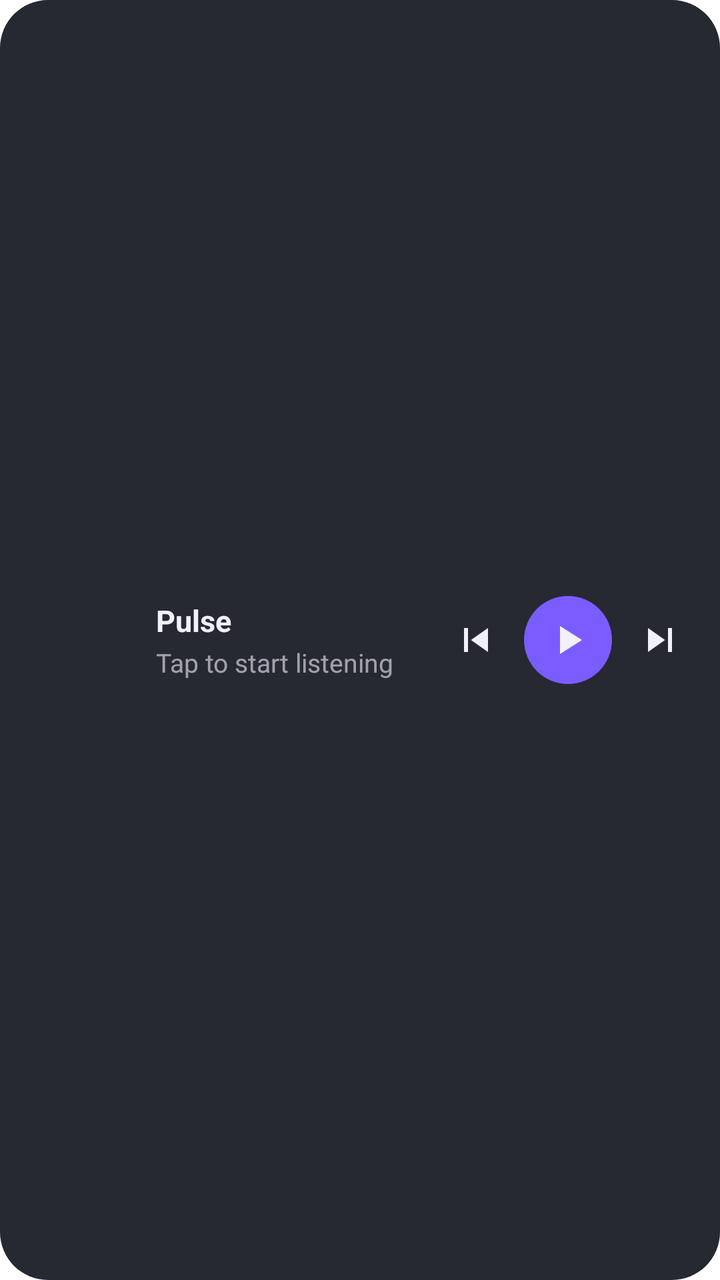
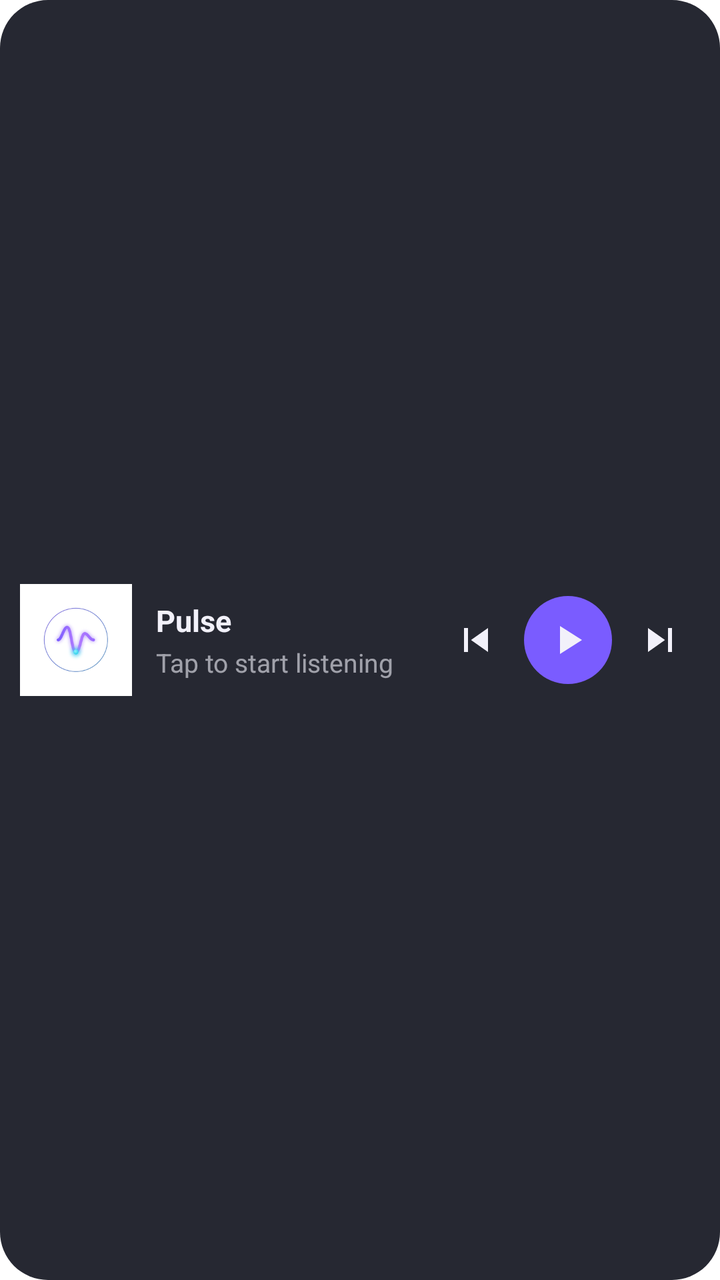

Compare the two renders of this Android layout. The source of the first and the diff that turns it into the second are given below.
<!-- AndroidManifest.xml: fallback theme Theme.MaterialComponents.DayNight.NoActionBar -->
<!-- res/layout/pulse_widget.xml -->
<?xml version="1.0" encoding="utf-8"?>
<LinearLayout xmlns:android="http://schemas.android.com/apk/res/android"
    android:id="@+id/widget_root"
    android:layout_width="match_parent"
    android:layout_height="match_parent"
    android:background="@drawable/widget_background"
    android:gravity="center_vertical"
    android:orientation="horizontal"
    android:padding="10dp">

    <ImageView
        android:id="@+id/widget_art"
        android:layout_width="56dp"
        android:layout_height="56dp"
        android:contentDescription="@string/widget_art_description"
        android:scaleType="centerCrop"
        android:src="@mipmap/launcher_icon" />

    <LinearLayout
        android:layout_width="0dp"
        android:layout_height="wrap_content"
        android:layout_marginStart="12dp"
        android:layout_weight="1"
        android:orientation="vertical">

        <TextView
            android:id="@+id/widget_title"
            android:layout_width="match_parent"
            android:layout_height="wrap_content"
            android:ellipsize="end"
            android:maxLines="1"
            android:text="@string/app_name_widget"
            android:textColor="#F2F1FA"
            android:textSize="15sp"
            android:textStyle="bold" />

        <TextView
            android:id="@+id/widget_artist"
            android:layout_width="match_parent"
            android:layout_height="wrap_content"
            android:layout_marginTop="2dp"
            android:ellipsize="end"
            android:maxLines="1"
            android:text="@string/widget_idle"
            android:textColor="#99F2F1FA"
            android:textSize="13sp" />
    </LinearLayout>

    <ImageButton
        android:id="@+id/widget_prev"
        android:layout_width="40dp"
        android:layout_height="40dp"
        android:background="@android:color/transparent"
        android:contentDescription="@string/widget_previous"
        android:src="@drawable/ic_widget_prev" />

    <ImageButton
        android:id="@+id/widget_play"
        android:layout_width="44dp"
        android:layout_height="44dp"
        android:layout_marginStart="4dp"
        android:layout_marginEnd="4dp"
        android:background="@drawable/widget_play_background"
        android:contentDescription="@string/widget_play_pause"
        android:src="@drawable/ic_widget_play" />

    <ImageButton
        android:id="@+id/widget_next"
        android:layout_width="40dp"
        android:layout_height="40dp"
        android:background="@android:color/transparent"
        android:contentDescription="@string/widget_next"
        android:src="@drawable/ic_widget_next" />
</LinearLayout>
<!-- resources referenced by this layout -->
<resources>
  <!-- drawable ic_widget_next (drawable) -->
  <vector xmlns:android="http://schemas.android.com/apk/res/android"
      android:width="24dp" android:height="24dp"
      android:viewportWidth="24" android:viewportHeight="24">
      <path android:fillColor="#FFF2F1FA" android:pathData="M6,18l8.5,-6L6,6v12zM16,6v12h2V6h-2z"/>
  </vector>
  <!-- drawable ic_widget_play (drawable) -->
  <vector xmlns:android="http://schemas.android.com/apk/res/android"
      android:width="24dp" android:height="24dp"
      android:viewportWidth="24" android:viewportHeight="24">
      <path android:fillColor="#FFF2F1FA" android:pathData="M8,5v14l11,-7z"/>
  </vector>
  <!-- drawable ic_widget_prev (drawable) -->
  <vector xmlns:android="http://schemas.android.com/apk/res/android"
      android:width="24dp" android:height="24dp"
      android:viewportWidth="24" android:viewportHeight="24">
      <path android:fillColor="#FFF2F1FA" android:pathData="M6,6h2v12H6zM9.5,12l8.5,6V6z"/>
  </vector>
  <!-- drawable widget_background (drawable) -->
  <?xml version="1.0" encoding="utf-8"?>
  <shape xmlns:android="http://schemas.android.com/apk/res/android" android:shape="rectangle">
      <solid android:color="#F21B1D28" />
      <corners android:radius="24dp" />
  </shape>
  <!-- drawable widget_play_background (drawable) -->
  <?xml version="1.0" encoding="utf-8"?>
  <shape xmlns:android="http://schemas.android.com/apk/res/android" android:shape="oval">
      <solid android:color="#7A5CFF" />
  </shape>
  <!-- mipmap launcher_icon (mipmap-anydpi-v26) -->
  <?xml version="1.0" encoding="utf-8"?>
  <adaptive-icon xmlns:android="http://schemas.android.com/apk/res/android">
    <background android:drawable="@color/ic_launcher_background"/>
    <foreground>
        <inset
            android:drawable="@drawable/ic_launcher_foreground"
            android:inset="16%" />
    </foreground>
  </adaptive-icon>
  <string name="app_name_widget">Pulse</string>
  <string name="widget_art_description">Album art</string>
  <string name="widget_idle">Tap to start listening</string>
  <string name="widget_next">Next</string>
  <string name="widget_play_pause">Play or pause</string>
  <string name="widget_previous">Previous</string>
  <color name="ic_launcher_background">#FFFFFF</color>
  <!-- drawable ic_launcher_foreground: png bitmap (drawable-hdpi, 19083 bytes) -->
</resources>

<!-- the commit's change to res/layout/pulse_widget.xml (unified diff, before → after) -->
@@ -14,7 +14,7 @@
         android:layout_height="56dp"
         android:contentDescription="@string/widget_art_description"
         android:scaleType="centerCrop"
-        android:src="@mipmap/launcher_icon" />
+        android:src="@drawable/app_icon_light" />
 
     <LinearLayout
         android:layout_width="0dp"
<!-- resource entries referenced after the edit -->
@@ -1,5 +1,6 @@
 <!-- resources referenced by this layout -->
 <resources>
+  <!-- drawable app_icon_light: png bitmap (drawable-nodpi, 16809 bytes) -->
   <!-- drawable ic_widget_next (drawable) -->
   <vector xmlns:android="http://schemas.android.com/apk/res/android"
       android:width="24dp" android:height="24dp"
@@ -29,23 +30,11 @@
   <shape xmlns:android="http://schemas.android.com/apk/res/android" android:shape="oval">
       <solid android:color="#7A5CFF" />
   </shape>
-  <!-- mipmap launcher_icon (mipmap-anydpi-v26) -->
-  <?xml version="1.0" encoding="utf-8"?>
-  <adaptive-icon xmlns:android="http://schemas.android.com/apk/res/android">
-    <background android:drawable="@color/ic_launcher_background"/>
-    <foreground>
-        <inset
-            android:drawable="@drawable/ic_launcher_foreground"
-            android:inset="16%" />
-    </foreground>
-  </adaptive-icon>
   <string name="app_name_widget">Pulse</string>
   <string name="widget_art_description">Album art</string>
   <string name="widget_idle">Tap to start listening</string>
   <string name="widget_next">Next</string>
   <string name="widget_play_pause">Play or pause</string>
   <string name="widget_previous">Previous</string>
-  <color name="ic_launcher_background">#FFFFFF</color>
-  <!-- drawable ic_launcher_foreground: png bitmap (drawable-hdpi, 19083 bytes) -->
 </resources>
 
